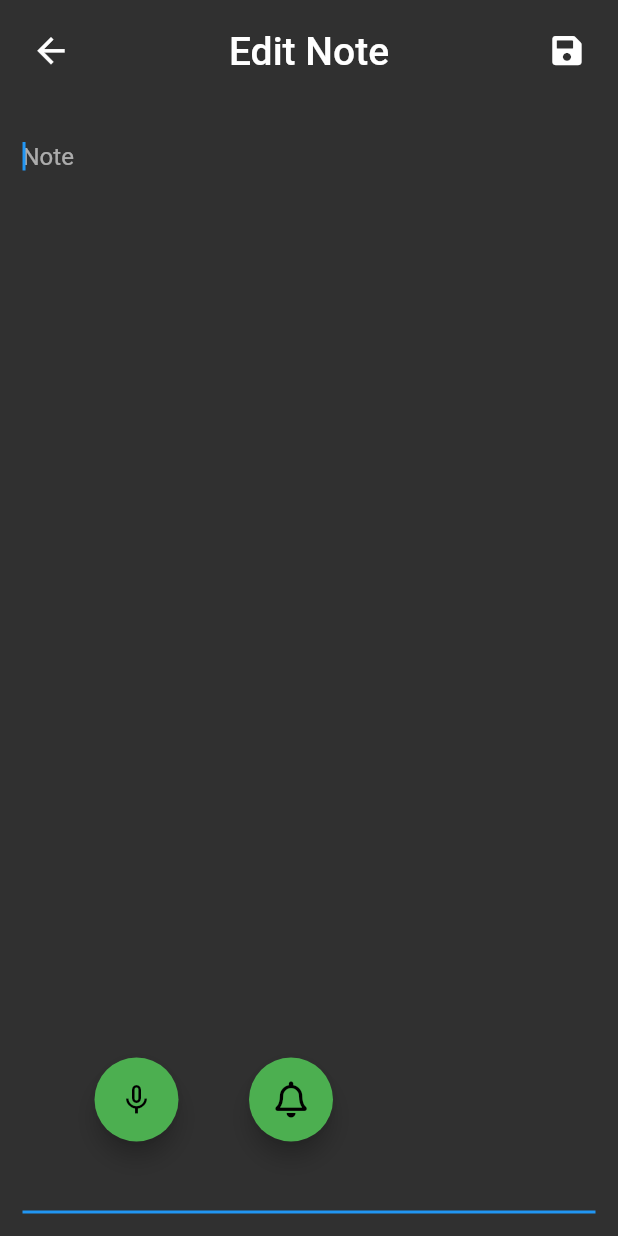
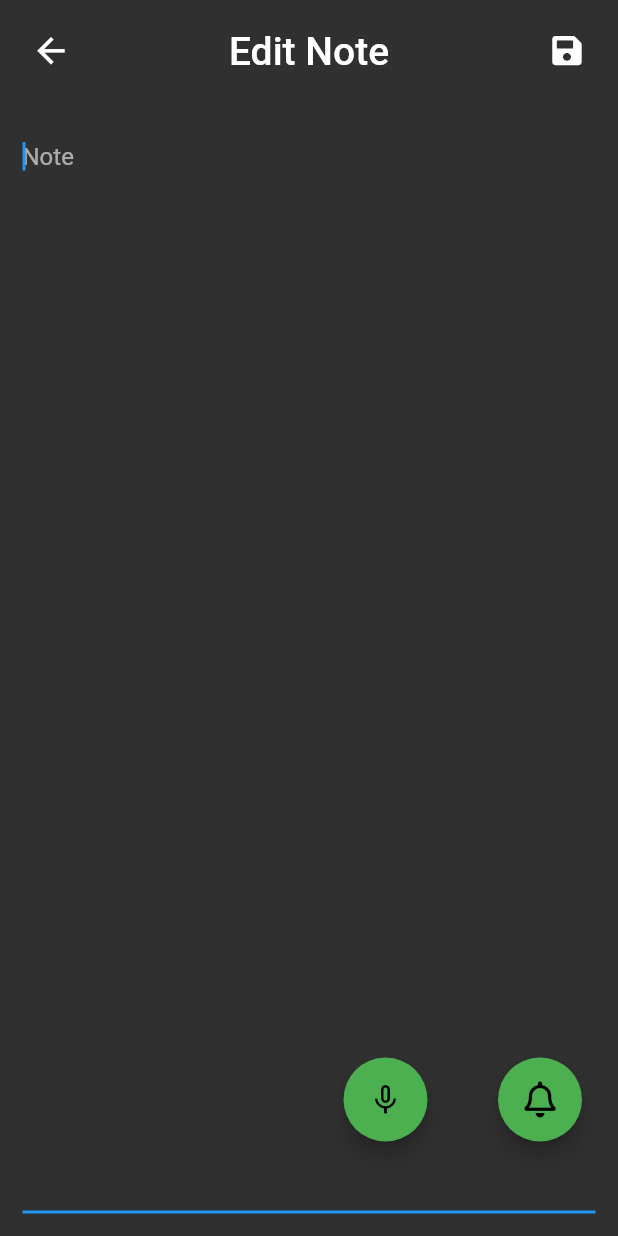
Before and after one commit to L3odr0id/flutter_notes_app, a Flutter app: the screen it shows after launch, after a tap on an icon or button, on a phone screen of 412 x 824 dp. Run offline on Flutter 3.47's test engine with Material 2 defaults, Android fonts, the phone set to English and light mode, and no system bars; drawn by our look-alikes of avatar_glow; our stand-ins replace dynamic_theme, font_awesome_flutter, shared_preferences, speech_to_text, sqflite; missing offline and left inert: keyboard_visibility, slide_popup_dialog; accounts and stored records are empty.

```diff
--- a/lib/screens/home.dart
+++ b/lib/screens/home.dart
@@ -59,7 +59,13 @@ class _MyHomePageState extends State<HomeScreen> {
       body: SafeArea(
         child: Column(
           children: <Widget>[
-            HomeAppBar(),
+            //HomeAppBar(),
+            CustomToolbar(
+              needBackBtn: false,
+              title: "Home",
+              icon: FontAwesomeIcons.cog,
+              onPressed: openSettings,
+            ),
             CustomListView(
                 notesList: notesList,
                 openNote: openNote,
@@ -67,10 +73,19 @@ class _MyHomePageState extends State<HomeScreen> {
           ],
         ),
       ),
-      floatingActionButton: FloatingActionButton(
-          child: Icon(FontAwesomeIcons.plus),
-          onPressed: () => openNote(NOTESCREEN_MODE_EDIT, null, true)),
+      floatingActionButtonLocation: FloatingActionButtonLocation.endFloat,
+      floatingActionButton: Padding(
+        padding: EdgeInsets.all(8),
+        child: FloatingActionButton(
+            child: Icon(FontAwesomeIcons.plus),
+            onPressed: () => openNote(NOTESCREEN_MODE_EDIT, null, true)),
+      ),
     );
+  }
+
+  void openSettings(){
+    Navigator.push(context,
+        MaterialPageRoute(builder: (context) => SettingsScreen()));
   }
 
   void openNote(bool mode, NotesModel nm, bool isNew) async {
@@ -93,6 +108,7 @@ class _MyHomePageState extends State<HomeScreen> {
   }
 }
 
+// TODO delete deprecated class
 class HomeAppBar extends StatelessWidget {
   @override
   Widget build(BuildContext context) {
--- a/lib/screens/note.dart
+++ b/lib/screens/note.dart
@@ -1,3 +1,5 @@
+import 'dart:convert';
+
 import 'package:avatar_glow/avatar_glow.dart';
 import 'package:flutter/cupertino.dart';
 import 'package:flutter/material.dart';
@@ -6,6 +8,7 @@ import 'package:font_awesome_flutter/font_awesome_flutter.dart';
 import 'package:keyboard_visibility/keyboard_visibility.dart';
 import 'package:trpp/data/data.dart';
 import 'package:speech_to_text/speech_to_text.dart' as stt;
+import 'package:trpp/widgets/popup_dialog.dart';
 
 import 'notifications/notifications.dart';
 
@@ -37,6 +40,10 @@ class AddNoteScreenState extends State<AddNoteScreen> {
 
   final TextEditingController contentController = TextEditingController();
 
+  AddNotificationDialog addNotificationDialog;
+  NotificationModel notificationModel;
+  bool isNotificationNew;
+
   @override
   Widget build(BuildContext context) {
     StatelessWidget screen;
@@ -53,22 +60,26 @@ class AddNoteScreenState extends State<AddNoteScreen> {
           children: [Expanded(child: screen)],
         ),
       ),
-      floatingActionButtonLocation: FloatingActionButtonLocation.startFloat,
-      floatingActionButton: Row(
+      floatingActionButtonLocation: FloatingActionButtonLocation.endFloat,
+      floatingActionButton: Padding(
+        padding: EdgeInsets.only(right: 8),
+        child: Row(
+          mainAxisAlignment: MainAxisAlignment.end,
           children: [
             MicrophoneButton(
               isListening: _isListening,
               listen: _listen,
               keyboardIsUp: keyboardIsUp,
             ),
-          FloatingActionButton(
+            Visibility(
+              child: FloatingActionButton(
                 child: Icon(FontAwesomeIcons.bell),
-            onPressed: () => Navigator.push(
-              context,
-              MaterialPageRoute(builder: (context) => NotificationsScreen()),
+                onPressed: () => addNotificationDialog.showDialog(),
               ),
+              visible: !keyboardIsUp,
             ),
           ],
+        ),
       ),
     );
   }
@@ -86,11 +97,39 @@ class AddNoteScreenState extends State<AddNoteScreen> {
           else
             updateNote();
         }
-
         keyboardIsUp = visible;
         setState(() {});
       },
     );
+
+    addNotificationDialog = AddNotificationDialog(context, getResFromPicker);
+
+    getNotificationModel();
+  }
+
+  getNotificationModel()async{
+    if (isNew) {
+      isNotificationNew = true;
+      notificationModel = NotificationModel();
+    }else {
+      List<NotificationModel> listNM = await NotesDatabaseService.db
+          .getNotificationForNote(nm.id);
+      if (listNM.isEmpty){
+        isNotificationNew = true;
+        notificationModel = NotificationModel(note: nm.id);
+      }else{
+        notificationModel = listNM.first;
+        isNotificationNew = false;
+      }
+    }
+  }
+
+  void getResFromPicker(DateTime dateTime, bool delete){
+    notificationModel.makeData(dateTime, delete);
+    if (isNotificationNew)
+      NotesDatabaseService.db.addNotificationInDB(notificationModel);
+    else
+      NotesDatabaseService.db.updateNotificationInDB(notificationModel);
   }
 
   String getText() {
@@ -129,6 +168,7 @@ class AddNoteScreenState extends State<AddNoteScreen> {
         NotesModel(content: contentController.text, date: DateTime.now());
     nm = await NotesDatabaseService.db.addNoteInDB(newNm);
     isNew = false;
+    notificationModel.note = nm.id;
   }
 
   void updateNote() {
@@ -258,11 +298,13 @@ class CustomTextField extends StatelessWidget {
 }
 
 class CustomToolbar extends StatelessWidget {
-  CustomToolbar({this.title, this.icon, this.onPressed});
+  CustomToolbar(
+      {this.title, this.icon, this.onPressed, this.needBackBtn = true});
 
   final String title;
   final IconData icon;
   final Function onPressed;
+  final bool needBackBtn;
 
   @override
   Widget build(BuildContext context) {
@@ -271,9 +313,12 @@ class CustomToolbar extends StatelessWidget {
       child: Row(
         mainAxisAlignment: MainAxisAlignment.spaceBetween,
         children: <Widget>[
-          IconButton(
+          Visibility(
+            child: IconButton(
               icon: Icon(Icons.arrow_back, size: 27),
               onPressed: () => Navigator.pop(context, true),
+            ),
+            visible: needBackBtn,
           ),
           Text(
             title,
--- a/pubspec.yaml
+++ b/pubspec.yaml
@@ -32,6 +32,7 @@ dependencies:
   speech_to_text: ^3.1.0
   avatar_glow: ^1.2.0
   keyboard_visibility: any
+  slide_popup_dialog: ^0.0.2
 
 
   # The following adds the Cupertino Icons font to your application.
```
Also changed, not shown: lib/data/data.dart (+29 -8 lines), lib/widgets/popup_dialog.dart (added, +83 -0 lines), pubspec.lock. Lines whose indentation alone changed are shown as unchanged.
